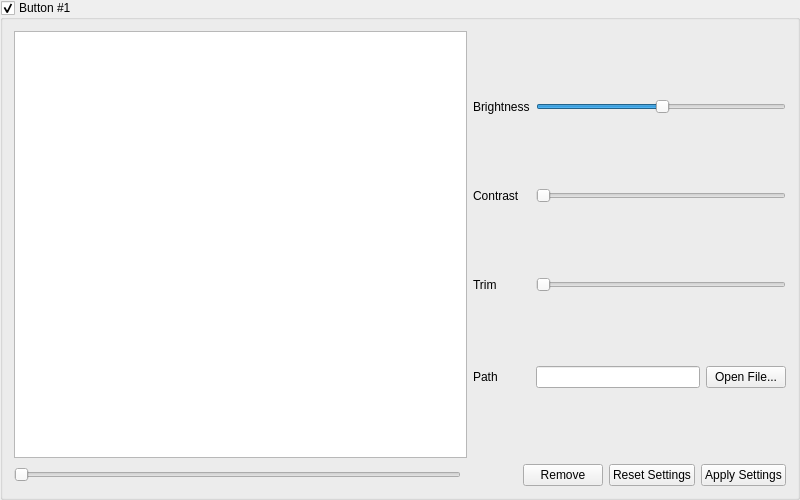
This is ConfigurationApp/button_groupbox.ui in HologramHomies/ConfigurationApplication as Qt 5 draws it before an edit. The edited form follows.
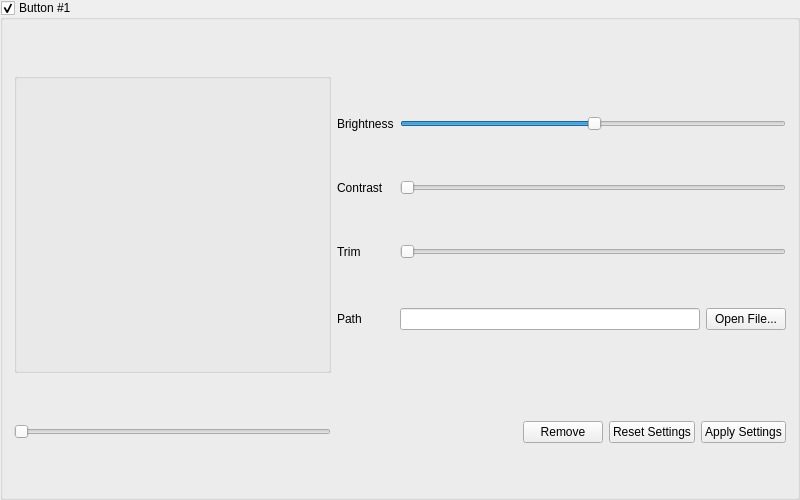
This is the edited form.

Commit message: video is playing, but when finish, it's weird

```diff
--- a/ConfigurationApp/button_groupbox.ui
+++ b/ConfigurationApp/button_groupbox.ui
@@ -35,69 +35,8 @@
    <bool>true</bool>
   </property>
   <layout class="QGridLayout" name="gridLayout">
-   <item row="8" column="2" colspan="5">
-    <layout class="QHBoxLayout" name="footer_hbox">
-     <item>
-      <spacer name="footer_spacer">
-       <property name="orientation">
-        <enum>Qt::Horizontal</enum>
-       </property>
-       <property name="sizeHint" stdset="0">
-        <size>
-         <width>50</width>
-         <height>20</height>
-        </size>
-       </property>
-      </spacer>
-     </item>
-     <item>
-      <widget class="QPushButton" name="remove_pushButton">
-       <property name="text">
-        <string>Remove</string>
-       </property>
-      </widget>
-     </item>
-     <item>
-      <widget class="QPushButton" name="reset_pushButton">
-       <property name="text">
-        <string>Reset Settings</string>
-       </property>
-      </widget>
-     </item>
-     <item>
-      <widget class="QPushButton" name="apply_pushButton">
-       <property name="text">
-        <string>Apply Settings</string>
-       </property>
-      </widget>
-     </item>
-    </layout>
-   </item>
-   <item row="8" column="0">
-    <widget class="QSlider" name="horizontalSlider">
-     <property name="orientation">
-      <enum>Qt::Horizontal</enum>
-     </property>
-    </widget>
-   </item>
-   <item row="0" column="0" colspan="2">
-    <widget class="QGraphicsView" name="graphicsView">
-     <property name="sizePolicy">
-      <sizepolicy hsizetype="Minimum" vsizetype="Expanding">
-       <horstretch>0</horstretch>
-       <verstretch>0</verstretch>
-      </sizepolicy>
-     </property>
-     <property name="minimumSize">
-      <size>
-       <width>300</width>
-       <height>300</height>
-      </size>
-     </property>
-    </widget>
-   </item>
-   <item row="0" column="2" colspan="5">
-    <layout class="QGridLayout" name="gridLayout_2">
+   <item row="0" column="1" colspan="5">
+    <layout class="QGridLayout" name="gridLayout_2" columnminimumwidth="0,300,0">
      <item row="3" column="1">
       <widget class="QLineEdit" name="path_lineEdit"/>
      </item>
@@ -168,6 +107,76 @@
      </item>
     </layout>
    </item>
+   <item row="8" column="1" colspan="5">
+    <layout class="QHBoxLayout" name="footer_hbox">
+     <item>
+      <spacer name="footer_spacer">
+       <property name="orientation">
+        <enum>Qt::Horizontal</enum>
+       </property>
+       <property name="sizeHint" stdset="0">
+        <size>
+         <width>50</width>
+         <height>20</height>
+        </size>
+       </property>
+      </spacer>
+     </item>
+     <item>
+      <widget class="QPushButton" name="remove_pushButton">
+       <property name="text">
+        <string>Remove</string>
+       </property>
+      </widget>
+     </item>
+     <item>
+      <widget class="QPushButton" name="reset_pushButton">
+       <property name="text">
+        <string>Reset Settings</string>
+       </property>
+      </widget>
+     </item>
+     <item>
+      <widget class="QPushButton" name="apply_pushButton">
+       <property name="text">
+        <string>Apply Settings</string>
+       </property>
+      </widget>
+     </item>
+    </layout>
+   </item>
+   <item row="0" column="0">
+    <widget class="QGroupBox" name="video_groupBox">
+     <property name="enabled">
+      <bool>false</bool>
+     </property>
+     <property name="sizePolicy">
+      <sizepolicy hsizetype="Minimum" vsizetype="Preferred">
+       <horstretch>0</horstretch>
+       <verstretch>0</verstretch>
+      </sizepolicy>
+     </property>
+     <property name="minimumSize">
+      <size>
+       <width>0</width>
+       <height>300</height>
+      </size>
+     </property>
+     <property name="mouseTracking">
+      <bool>true</bool>
+     </property>
+     <property name="flat">
+      <bool>false</bool>
+     </property>
+    </widget>
+   </item>
+   <item row="8" column="0">
+    <widget class="QSlider" name="horizontalSlider">
+     <property name="orientation">
+      <enum>Qt::Horizontal</enum>
+     </property>
+    </widget>
+   </item>
   </layout>
  </widget>
  <resources/>
```
The commit also changes 4 other files.
